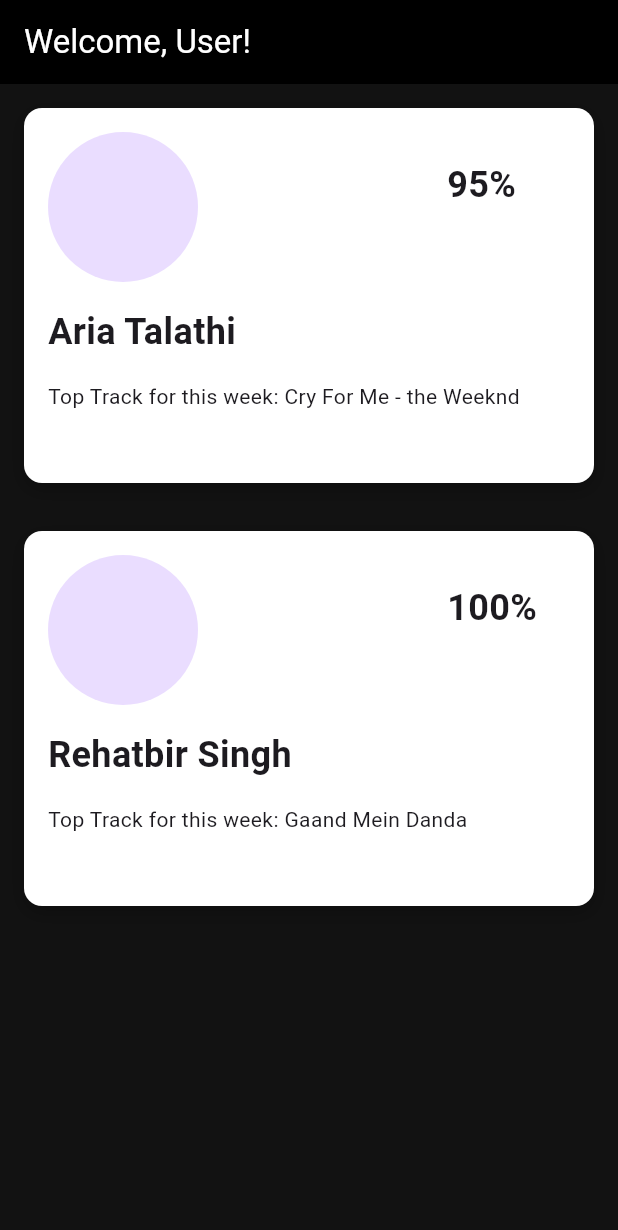
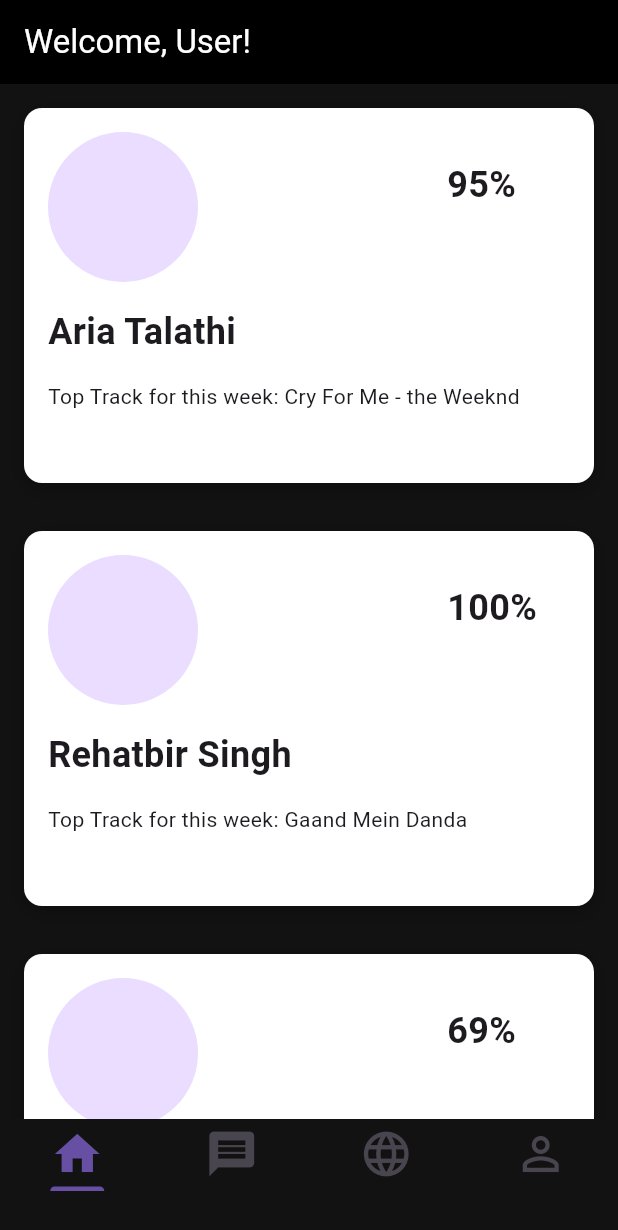
Before and after one commit to MysteryCoder456/maddata-2025, a Flutter app: the HomePage screen opened by its route, on a phone screen of 412 x 824 dp. Shown: the top 1230 px of the screen. Run offline on Flutter 3.47's test engine with Material 3 defaults, Android fonts, the phone set to English and light mode, and no system bars; our stand-ins replace flutter_dotenv, go_router, supabase_flutter; accounts and stored records are empty; network calls fail.

Commit message:
Added TabBar + Other Pages

```diff
--- /dev/null
+++ b/lib/browser.dart
@@ -0,0 +1,31 @@
+import 'package:flutter/material.dart';
+import 'package:supabase_flutter/supabase_flutter.dart';
+
+import 'user_card.dart';
+
+class BrowserView extends StatelessWidget {
+  const BrowserView({super.key});
+
+  @override
+  Widget build(BuildContext context) {
+    return ListView(
+      children: [
+        UserCard(
+          username: "Aria Talathi",
+          topTrack: "Cry For Me - the Weeknd",
+          matchPercent: "95%",
+        ),
+        UserCard(
+          username: "Rehatbir Singh",
+          topTrack: "Gaand Mein Danda",
+          matchPercent: "100%",
+        ),
+        UserCard(
+          username: "namboo the Bumboo",
+          topTrack: "lowkey gay",
+          matchPercent: "69%",
+        ),
+      ],
+    );
+  }
+}
--- a/lib/home.dart
+++ b/lib/home.dart
@@ -1,31 +1,50 @@
 import 'package:flutter/material.dart';
 
-import 'user_card.dart';
+import 'browser.dart';
 
 class HomePage extends StatelessWidget {
   const HomePage({super.key});
 
   @override
   Widget build(BuildContext context) {
-    return Scaffold(
+    return DefaultTabController(
+      length: 4,
+      child: Scaffold(
         backgroundColor: Color(0xFF121212), // Background color
         appBar: AppBar(
           title: Text("Welcome, User!", style: TextStyle(color: Colors.white)),
           backgroundColor: Colors.black,
+          elevation: 0,
         ),
-      body: ListView(
-        children: [
-          UserCard(
-            username: "Aria Talathi",
-            topTrack: "Cry For Me - the Weeknd",
-            matchPercent: "95%",
+        bottomNavigationBar: PreferredSize(
+          preferredSize: Size.fromHeight(10),
+          child: Padding(
+            padding: const EdgeInsets.only(bottom: 30),
+            child: const TabBar(
+              dividerColor: Colors.transparent,
+              tabs: [
+                Tab(
+                      icon: Padding(
+                        padding: EdgeInsets.symmetric(vertical: 5), // Adjust the bottom padding to move the icon higher
+                        child: Icon(Icons.home, size: 36), // Set your desired icon size here
                       ),
-          UserCard(
-            username: "Rehatbir Singh",
-            topTrack: "Gaand Mein Danda",
-            matchPercent: "100%",
                     ),
+                Tab(icon: Padding(
+                        padding: EdgeInsets.symmetric(vertical: 3), // Adjust the bottom padding to move the icon higher
+                        child: Icon(Icons.message, size: 36), )),
+                Tab(icon: Padding(
+                        padding: EdgeInsets.symmetric(vertical: 5), // Adjust the bottom padding to move the icon higher
+                        child: Icon(Icons.language_outlined, size: 36), )),
+                Tab(icon: Padding(
+                        padding: EdgeInsets.symmetric(vertical: 5), // Adjust the bottom padding to move the icon higher
+                        child: Icon(Icons.perm_identity, size: 36),)),
               ],
+            ),
+          ),
+        ),
+        body: const TabBarView(
+          children: [BrowserView(), Text("TODO"), Text("TODO"), Text("TODO")],
+        ),
       ),
     );
   }
```
Lines whose indentation alone changed are shown as unchanged.
